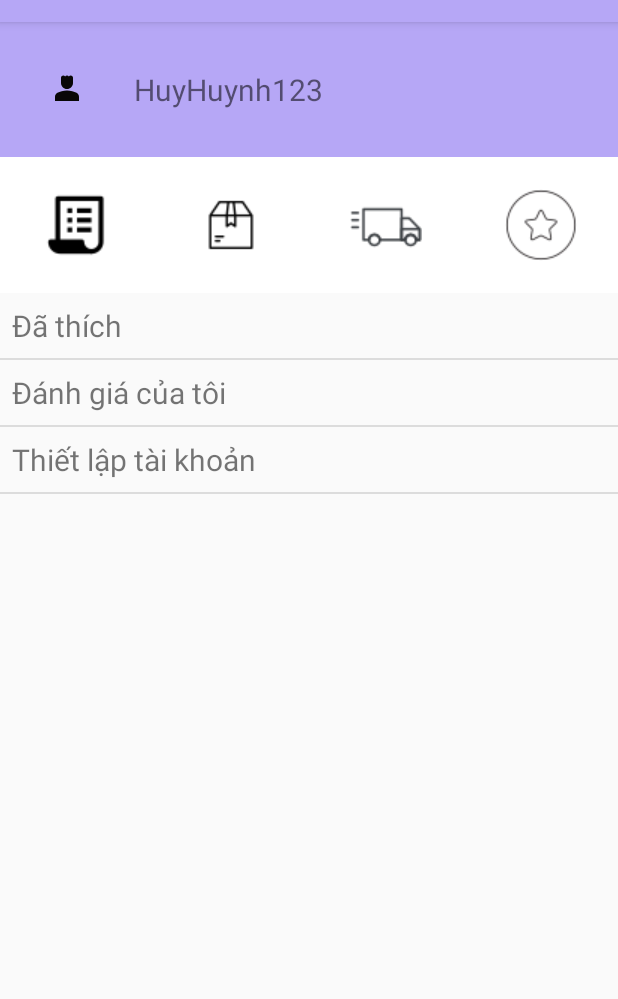
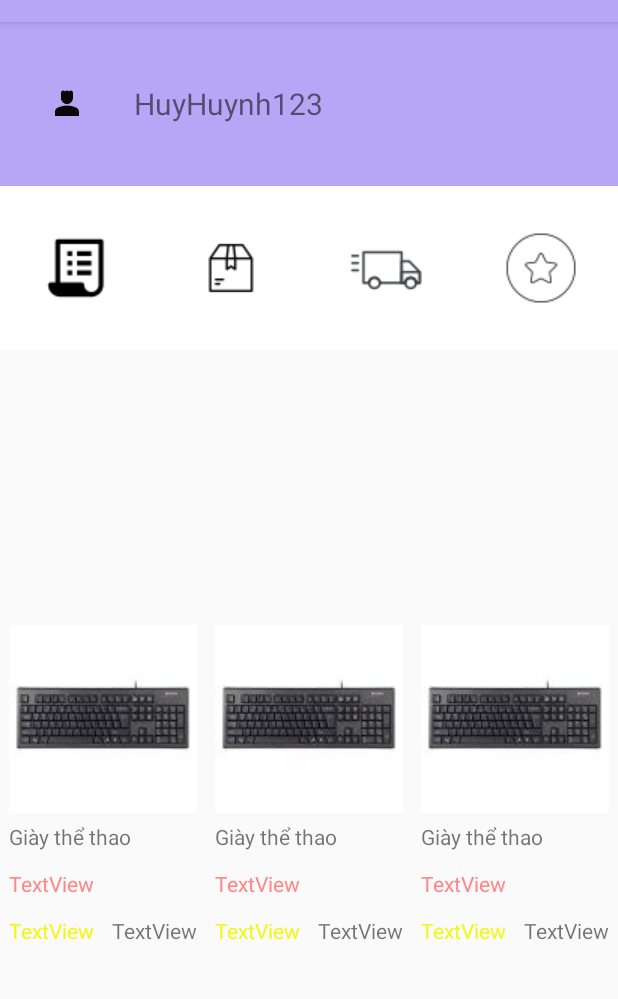
Before and after one commit to KhanhAn-coder/Final_Project, an Android app: the screen it shows after launch (ProfileUser), on a phone screen of 412 x 824 dp, the part 62-1061 px from its top. Run offline under Robolectric (Android 15) with nearby library versions, the phone set to English and light mode, and no system bars; 3 statements that could not run were skipped.

Commit message:
User Profile Products

```diff
--- a/app/src/main/AndroidManifest.xml
+++ b/app/src/main/AndroidManifest.xml
@@ -10,7 +10,7 @@
         android:supportsRtl="true"
         android:theme="@style/Theme.51900475_51900798_FinalProject">
         <activity
-            android:name=".MainActivity"
+            android:name=".HomePage"
             android:exported="false">
 
 <!--            <intent-filter>-->
--- a/app/src/main/java/com/example/a51900475_51900798_finalproject/MainActivity.java
+++ b/app/src/main/java/com/example/a51900475_51900798_finalproject/HomePage.java
@@ -4,16 +4,14 @@ import androidx.appcompat.app.AppCompatActivity;
 import androidx.viewpager.widget.ViewPager;
 
 import android.os.Bundle;
-import android.view.View;
 import android.widget.ImageButton;
-import android.widget.Toast;
 
 import java.util.ArrayList;
 import java.util.List;
 
 import me.relex.circleindicator.CircleIndicator;
 
-public class MainActivity extends AppCompatActivity {
+public class HomePage extends AppCompatActivity {
     ImageButton imgButtonCart, imgButtonChat;
     private ViewPager viewPager;
     CircleIndicator circleIndicator;
@@ -21,7 +19,7 @@ public class MainActivity extends AppCompatActivity {
     @Override
     protected void onCreate(Bundle savedInstanceState) {
         super.onCreate(savedInstanceState);
-        setContentView(R.layout.activity_main);
+        setContentView(R.layout.home_page);
 
         viewPager = findViewById(R.id.viewPager);
         circleIndicator = findViewById(R.id.circleIndicator);
--- /dev/null
+++ b/app/src/main/java/com/example/a51900475_51900798_finalproject/Products.java
@@ -0,0 +1,44 @@
+package com.example.a51900475_51900798_finalproject;
+
+public class Products {
+    private String title;
+    private int price;
+    private int rating;
+    private int sold;
+
+    public Products(String title, int price, int rating, int sold){
+        this.title = title;
+        this.price = price;
+        this.rating = rating;
+        this.sold = sold;
+    }
+    public String getTitle(){
+        return this.title;
+    }
+
+    public void setTitle(String title){
+        this.title = title;
+    }
+
+    public int getPrice(){
+        return this.price;
+    }
+
+    public void setPrice(int price){
+        this.price = price;
+    }
+
+    public int getRating(){
+        return this.rating;
+    }
+    public void setRating(int rating){
+        this.rating = rating;
+    }
+
+    public int getSold(){
+        return this.sold;
+    }
+    public void setSold(int sold){
+        this.sold = sold;
+    }
+}
--- /dev/null
+++ b/app/src/main/java/com/example/a51900475_51900798_finalproject/ProductsAdapter.java
@@ -0,0 +1,55 @@
+package com.example.a51900475_51900798_finalproject;
+
+import android.view.LayoutInflater;
+import android.view.View;
+import android.view.ViewGroup;
+import android.widget.ImageView;
+import android.widget.TextView;
+
+import androidx.annotation.NonNull;
+import androidx.recyclerview.widget.RecyclerView;
+
+import java.util.ArrayList;
+
+public class ProductsAdapter extends RecyclerView.Adapter<ProductsAdapter.MyViewHolder> {
+    ArrayList<Products> listProducts;
+
+    public ProductsAdapter(ArrayList<Products> listProducts){
+        this.listProducts = listProducts;
+    }
+    @NonNull
+    @Override
+    public MyViewHolder onCreateViewHolder(@NonNull ViewGroup parent, int viewType) {
+        return new MyViewHolder(LayoutInflater.from(parent.getContext())
+                    .inflate(R.layout.products,parent,false));
+    }
+
+    @Override
+    public void onBindViewHolder(@NonNull MyViewHolder holder, int position) {
+        Products products = listProducts.get(position);
+        holder.tvTitle.setText(products.getTitle());
+        holder.tvPrice.setText(products.getPrice());
+        holder.tvRating.setText(products.getRating());
+        holder.tvSold.setText(products.getSold());
+
+    }
+
+    @Override
+    public int getItemCount() {
+        return listProducts.size();
+    }
+
+    public class MyViewHolder extends RecyclerView.ViewHolder {
+        ImageView imageViewProduct;
+        TextView tvTitle, tvPrice, tvRating, tvSold;
+        public MyViewHolder(@NonNull View itemView) {
+            super(itemView);
+            imageViewProduct = itemView.findViewById(R.id.imageViewProduct);
+            tvTitle = itemView.findViewById(R.id.tvTitle);
+            tvPrice = itemView.findViewById(R.id.tvPrice);
+            tvRating = itemView.findViewById(R.id.tvRating);
+            tvSold = itemView.findViewById(R.id.tvSold);
+
+        }
+    }
+}
--- a/app/src/main/java/com/example/a51900475_51900798_finalproject/ProfileUser.java
+++ b/app/src/main/java/com/example/a51900475_51900798_finalproject/ProfileUser.java
@@ -10,29 +10,38 @@ import android.os.Bundle;
 import android.view.Menu;
 import android.view.MenuInflater;
 import android.view.MenuItem;
+import android.widget.TextView;
 
 import java.util.ArrayList;
 
 public class ProfileUser extends AppCompatActivity {
     ArrayList<String> listUserExtensions = new ArrayList<>();
+    ArrayList<Products> listProducts = new ArrayList<>();
     RecyclerView profileUserRV;
+    RecyclerView profileUserHotSalesRV;
     ProfileUserExtensionsAdapter profileUserExtensionsAdapter;
+    ProductsAdapter productsAdapter;
     @Override
     protected void onCreate(Bundle savedInstanceState) {
         super.onCreate(savedInstanceState);
         setContentView(R.layout.activity_profile_user);
 
-        profileUserRV = findViewById(R.id.profileUserRV);
 
-        listUserExtensions.add("Đã thích");
-        listUserExtensions.add("Đánh giá của tôi");
-        listUserExtensions.add("Thiết lập tài khoản");
 
-        profileUserExtensionsAdapter = new ProfileUserExtensionsAdapter(listUserExtensions);
 
-        profileUserRV.setLayoutManager(new LinearLayoutManager(this,LinearLayoutManager.VERTICAL,false));
-        profileUserRV.addItemDecoration(new DividerItemDecoration(this,DividerItemDecoration.VERTICAL));
-        profileUserRV.setAdapter(profileUserExtensionsAdapter);
+        profileUserHotSalesRV = findViewById(R.id.profileUserHotSalesRV);
+
+        listProducts.add(new Products("Giày thể thao",299000,4,1200));
+        listProducts.add(new Products("Giày thể thao",299000,4,1200));
+        listProducts.add(new Products("Giày thể thao",299000,4,1200));
+
+        productsAdapter = new ProductsAdapter(listProducts);
+        profileUserHotSalesRV.setLayoutManager(new LinearLayoutManager(this,LinearLayoutManager.HORIZONTAL,false));
+        profileUserHotSalesRV.setAdapter(productsAdapter);
+
+
+
+
 
     }
 
--- a/app/src/main/res/layout/activity_profile_user.xml
+++ b/app/src/main/res/layout/activity_profile_user.xml
@@ -8,7 +8,7 @@
     tools:context=".ProfileUser">
 
     <LinearLayout
-        android:layout_weight="1"
+        android:layout_weight="3"
         android:background="#B6A7F6"
         android:layout_width="match_parent"
         android:layout_height="0dp"
@@ -32,7 +32,7 @@
     </LinearLayout>
 
     <LinearLayout
-        android:layout_weight="1"
+        android:layout_weight="3"
         android:layout_width="match_parent"
         android:layout_height="0dp"
         android:gravity="center_vertical"
@@ -73,11 +73,26 @@
         android:layout_width="match_parent"
         android:layout_height="wrap_content"
         android:layout_weight="5"
+        android:orientation="horizontal">
+
+
+    </LinearLayout>
+
+    <LinearLayout
+        android:layout_width="match_parent"
+        android:layout_height="wrap_content"
+        android:layout_weight="4"
         android:orientation="vertical">
 
         <androidx.recyclerview.widget.RecyclerView
-            android:id="@+id/profileUserRV"
+            android:id="@+id/profileUserHotSalesRV"
             android:layout_width="match_parent"
-            android:layout_height="match_parent" />
+            android:layout_height="0dp"
+            android:orientation="horizontal"
+            android:layout_weight="1"/>
+
+
+
+
     </LinearLayout>
 </LinearLayout>
--- a/app/src/main/res/layout/activity_main.xml
+++ b/app/src/main/res/layout/home_page.xml
@@ -6,7 +6,7 @@
     android:layout_height="match_parent"
     android:orientation="vertical"
     android:weightSum="10"
-    tools:context=".MainActivity">
+    tools:context=".HomePage">
 
 
     <LinearLayout
--- /dev/null
+++ b/app/src/main/res/layout/products.xml
@@ -0,0 +1,51 @@
+<?xml version="1.0" encoding="utf-8"?>
+<LinearLayout xmlns:android="http://schemas.android.com/apk/res/android"
+    xmlns:app="http://schemas.android.com/apk/res-auto"
+    android:layout_width="wrap_content"
+    android:layout_height="wrap_content"
+    android:orientation="vertical">
+
+    <ImageView
+        android:id="@+id/imageViewProduct"
+        android:layout_width="match_parent"
+        android:layout_height="wrap_content"
+        app:srcCompat="@drawable/keyboard2" />
+
+    <TextView
+        android:id="@+id/tvTitle"
+        android:layout_width="match_parent"
+        android:layout_height="wrap_content"
+        android:text="TextView"
+        android:padding="6dp"/>
+
+    <TextView
+        android:id="@+id/tvPrice"
+        android:layout_width="match_parent"
+        android:layout_height="wrap_content"
+        android:text="TextView"
+        android:textColor="#FF8787"
+        android:padding="6dp"/>
+
+    <LinearLayout
+        android:layout_width="match_parent"
+        android:layout_height="match_parent"
+        android:orientation="horizontal">
+
+        <TextView
+            android:id="@+id/tvRating"
+            android:layout_width="wrap_content"
+            android:layout_height="wrap_content"
+            android:layout_weight="3"
+            android:textColor="#F3F71B"
+            android:padding="6dp"
+            android:text="TextView" />
+
+        <TextView
+            android:id="@+id/tvSold"
+            android:layout_width="wrap_content"
+            android:layout_height="wrap_content"
+            android:layout_weight="1"
+            android:padding="6dp"
+            android:text="TextView" />
+    </LinearLayout>
+</LinearLayout>
```
Also changed, not shown: app/src/main/res/drawable/keyboard.jpg (added), app/src/main/res/drawable/keyboard2.jpg (added).
